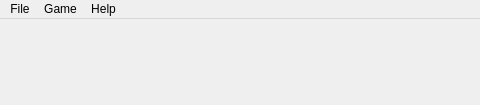
Before: the Qt Designer form apps/sapper/src/mainwindow.ui in petr-panteleyev/cpp, drawn with Qt 5; both pictures show x 0 to 480 and y 0 to 105 of the 1235 by 105 pixel window.
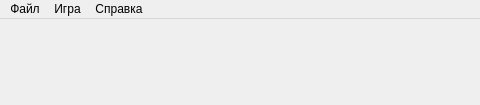
After: the same form once the commit is applied.

```diff
--- a/apps/sapper/src/mainwindow.ui
+++ b/apps/sapper/src/mainwindow.ui
@@ -108,13 +108,13 @@
    </property>
    <widget class="QMenu" name="menuFile">
     <property name="title">
-     <string>File</string>
+     <string notr="true">Файл</string>
     </property>
     <addaction name="actionExit"/>
    </widget>
    <widget class="QMenu" name="menuGame">
     <property name="title">
-     <string>Game</string>
+     <string notr="true">Игра</string>
     </property>
     <widget class="QMenu" name="customGameMenu">
      <property name="title">
@@ -132,7 +132,7 @@
    </widget>
    <widget class="QMenu" name="menuHelp">
     <property name="title">
-     <string>Help</string>
+     <string notr="true">Справка</string>
     </property>
     <addaction name="actionAbout"/>
    </widget>
```
Left out of the diff: 12 changed lines with no effect on the pictures.
